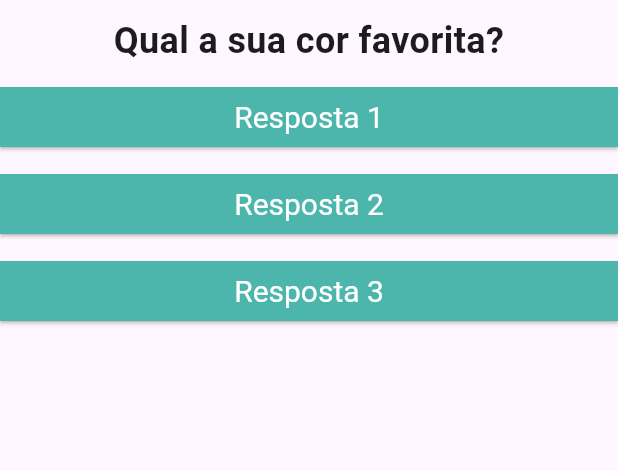
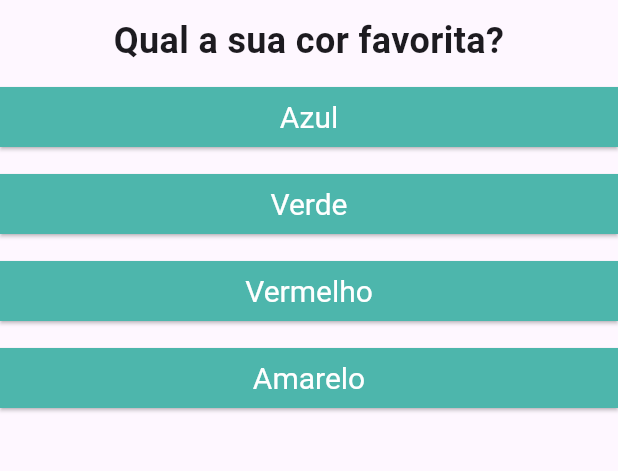
Before and after one commit to mateusalmeiida/quiz-flutter, a Flutter app: the screen it shows after launch, on a phone screen of 412 x 824 dp, the part 84-555 px from its top. Run offline on Flutter 3.47's test engine with Material 3 defaults, Android fonts, the phone set to English and light mode, and no system bars.

Commit message:
Inclusão de uma lista de respostas para cada pergunta; Exibição das respostas nos botões

```diff
--- a/lib/main.dart
+++ b/lib/main.dart
@@ -10,8 +10,6 @@ class _PerguntaAppState extends State<PerguntaApp> {
     int _perguntaSelecionada = 0;
 
     void _responder (){
-      print('Pergunta respondida');
-
       setState(() {
         _perguntaSelecionada++;
       });
@@ -19,10 +17,23 @@ class _PerguntaAppState extends State<PerguntaApp> {
 
   @override
   Widget build(BuildContext context){
-    final List<String> perguntas = [
-      'Qual a sua cor favorita?',
-      'Qual o seu animal favorito',
+    final List<Map<String,Object>> questionario = [
+      {
+        'pergunta': 'Qual a sua cor favorita?',
+        'respostas': ['Azul','Verde','Vermelho','Amarelo'],
+      },
+      {
+        'pergunta': 'Qual o seu animal favorito?',
+        'respostas': ['Cachorro','Gato','Coelho','Vaca']
+      },
+      {
+        'pergunta': 'Qual o seu filme favorito?',
+        'respostas': ['Interestelar','Vingadores','Guerra nas estrelas','Superman'],
+      }
     ];
+
+    List<String> respostas = questionario[_perguntaSelecionada].cast()['respostas'];
+    List<Widget> componentes = respostas.map((t) => Resposta(t, _responder)).toList();
 
     return MaterialApp(
       home: Scaffold(
@@ -36,10 +47,8 @@ class _PerguntaAppState extends State<PerguntaApp> {
           margin: EdgeInsets.fromLTRB(0, 10, 0, 0),
           child: Column(
             children: [
-              Questao(perguntas[_perguntaSelecionada]),
-              Resposta('Resposta 1', _responder),
-              Resposta('Resposta 2', _responder),
-              Resposta('Resposta 3', _responder),
+              Questao(questionario[_perguntaSelecionada]['pergunta'].toString()),
+              ...componentes,
             ],
           ),
         )
```
